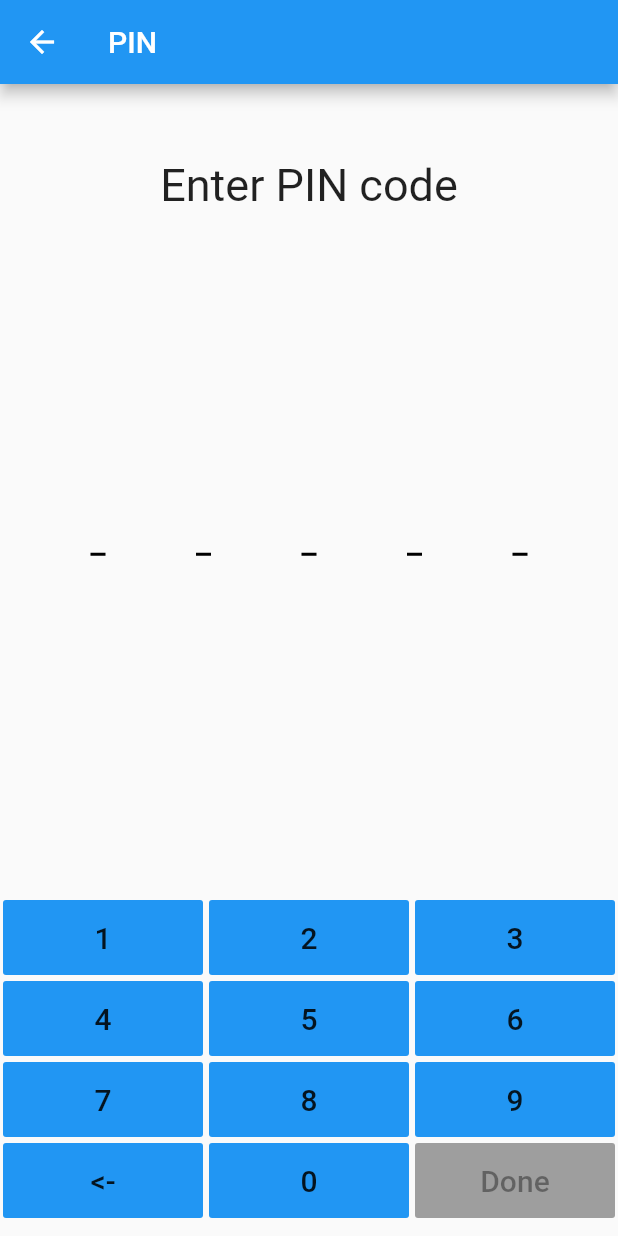
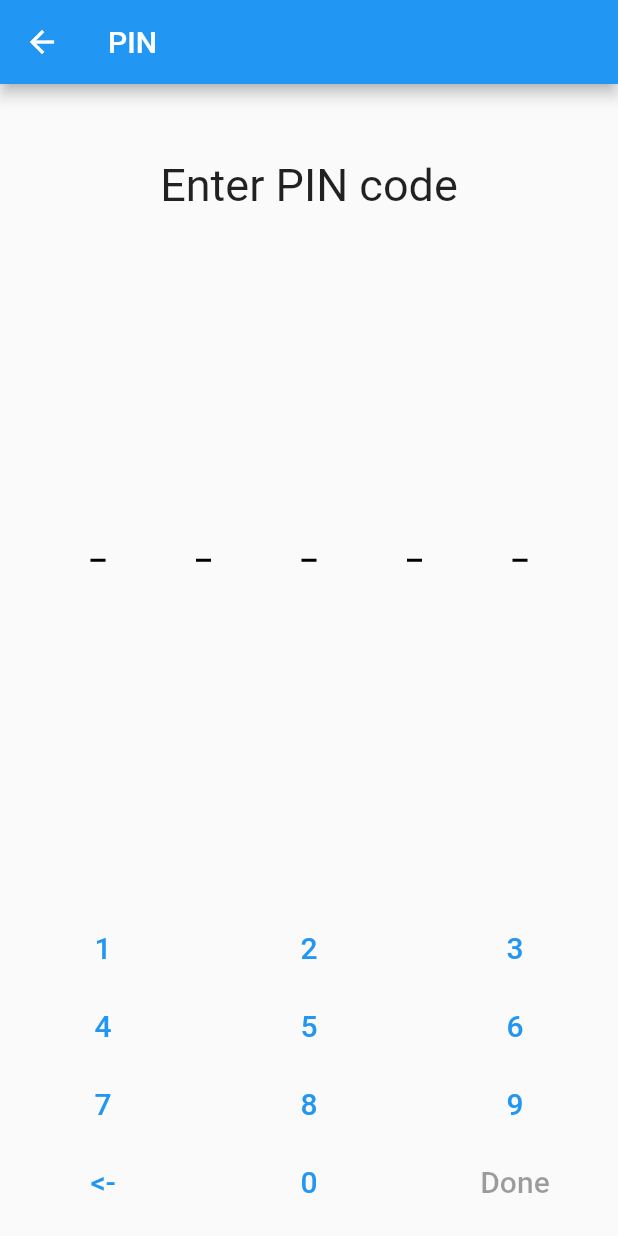
Before and after one commit to onewelcome/sdk-flutter, a Flutter app: the PinRequestScreen screen opened directly, on a phone screen of 412 x 824 dp. Run offline on Flutter 3.47's test engine with Material 2 defaults, Android fonts, the phone set to English and light mode, and no system bars; our stand-ins replace fluttertoast; missing offline and left inert: qr_code_scanner.

Commit message:
FP-19: Update example app to not use deprecated FlatButton

```diff
--- a/example/lib/screens/pin_request_screen.dart
+++ b/example/lib/screens/pin_request_screen.dart
@@ -234,10 +234,8 @@ class NumPad extends StatelessWidget {
     return Expanded(
       child: Container(
         margin: EdgeInsets.all(2),
-        child: FlatButton(
-          height: 50,
+        child: TextButton(
           onPressed: () => onTap(text),
-          color: Colors.blue,
           child: Text(
             text,
             style: TextStyle(fontSize: 20),
@@ -251,11 +249,8 @@ class NumPad extends StatelessWidget {
     return Expanded(
       child: Container(
         margin: EdgeInsets.all(2),
-        child: FlatButton(
-          height: 50,
+        child: TextButton(
           onPressed: onTap,
-          color: Colors.blue,
-          disabledColor: Colors.grey[500],
           child: Text(
             text,
             style: TextStyle(fontSize: 20),
```
Also changed, not shown: example/lib/screens/pin_screen.dart (+2 -7 lines).
